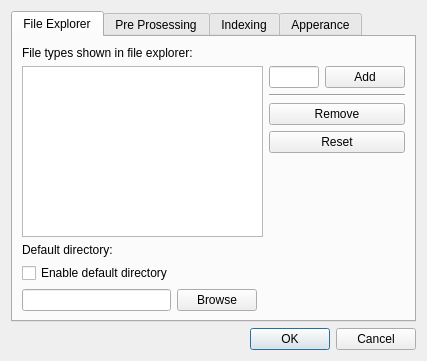
This is ui/advanced_settings.ui in EBSP-Indexer/EBSP-Indexer as Qt 5 draws it before an edit. The edited form follows.
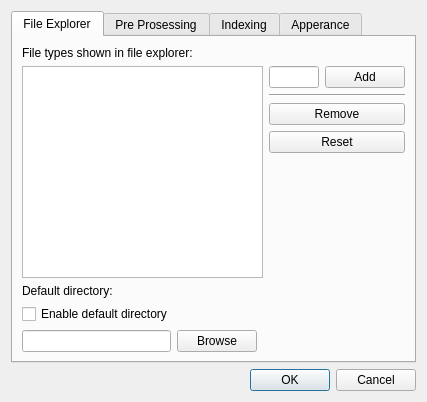
This is the edited form. The open tabs and pages were chosen to show the change.

Commit message: Change start index page of advanced_settings

Diff of the .ui file:
```diff
--- a/ui/advanced_settings.ui
+++ b/ui/advanced_settings.ui
@@ -7,7 +7,7 @@
     <x>0</x>
     <y>0</y>
     <width>427</width>
-    <height>361</height>
+    <height>402</height>
    </rect>
   </property>
   <property name="windowTitle">
```
Left out of the diff: 16 changed lines with no effect on the pictures. The commit also changes 1 other file.
